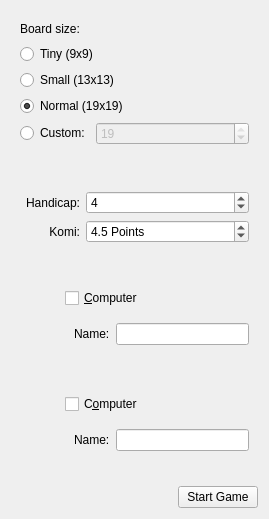
Before: the Qt Designer form src/gui/widgets/setupwidget.ui in KDE/kigo, drawn with Qt 5.
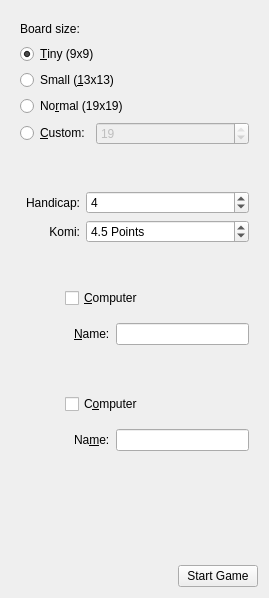
After: the same form once the commit is applied. Custom widgets are drawn as their Qt base class.

Commit message: Use same default in UI file as in KCFG file.

The edit to the form file:
```diff
--- a/src/gui/widgets/setupwidget.ui
+++ b/src/gui/widgets/setupwidget.ui
@@ -7,7 +7,7 @@
     <x>0</x>
     <y>0</y>
     <width>269</width>
-    <height>510</height>
+    <height>598</height>
    </rect>
   </property>
   <layout class="QVBoxLayout" name="verticalLayout_2">
@@ -34,27 +34,27 @@
        <item row="1" column="0" colspan="2">
         <widget class="QRadioButton" name="sizeSmall">
          <property name="text">
-          <string>Tiny (9x9)</string>
+          <string>&amp;Tiny (9x9)</string>
          </property>
          <property name="checked">
-          <bool>false</bool>
+          <bool>true</bool>
          </property>
         </widget>
        </item>
        <item row="2" column="0" colspan="2">
         <widget class="QRadioButton" name="sizeMedium">
          <property name="text">
-          <string>Small (13x13)</string>
+          <string>Small (&amp;13x13)</string>
          </property>
         </widget>
        </item>
        <item row="3" column="0" colspan="2">
         <widget class="QRadioButton" name="sizeBig">
          <property name="text">
-          <string>Normal (19x19)</string>
+          <string>No&amp;rmal (19x19)</string>
          </property>
          <property name="checked">
-          <bool>true</bool>
+          <bool>false</bool>
          </property>
         </widget>
        </item>
@@ -63,7 +63,7 @@
          <item>
           <widget class="QRadioButton" name="sizeOther">
            <property name="text">
-            <string>Custom:</string>
+            <string>&amp;Custom:</string>
            </property>
           </widget>
          </item>
@@ -583,7 +583,7 @@
          <item>
           <widget class="QLabel" name="label_6">
            <property name="text">
-            <string>Name:</string>
+            <string>&amp;Name:</string>
            </property>
            <property name="buddy">
             <cstring>whitePlayerName</cstring>
@@ -741,7 +741,7 @@
          <item>
           <widget class="QLabel" name="label_7">
            <property name="text">
-            <string>Name:</string>
+            <string>Na&amp;me:</string>
            </property>
            <property name="buddy">
             <cstring>blackPlayerName</cstring>
```
Left out of the diff: 34 changed lines with no effect on the pictures.
